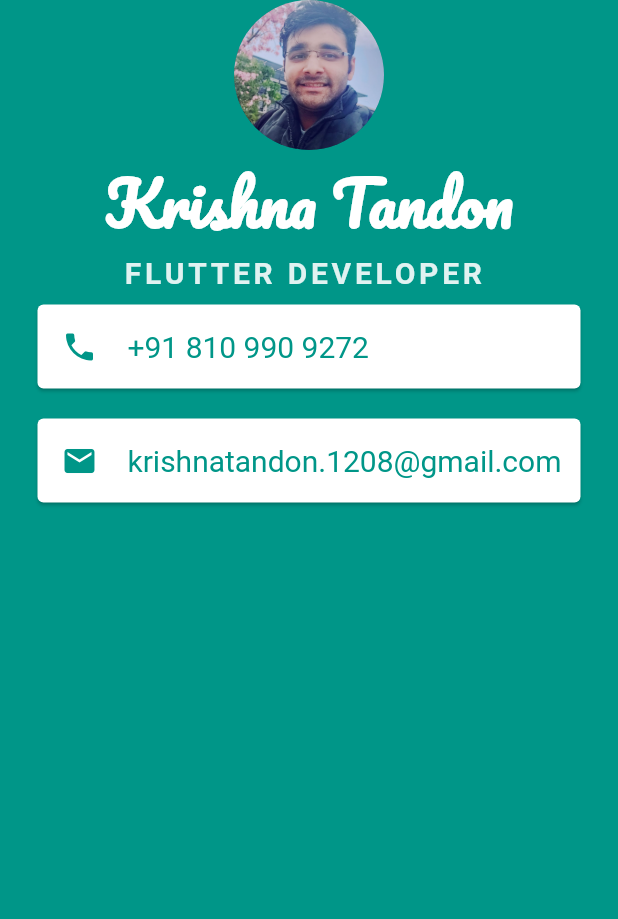
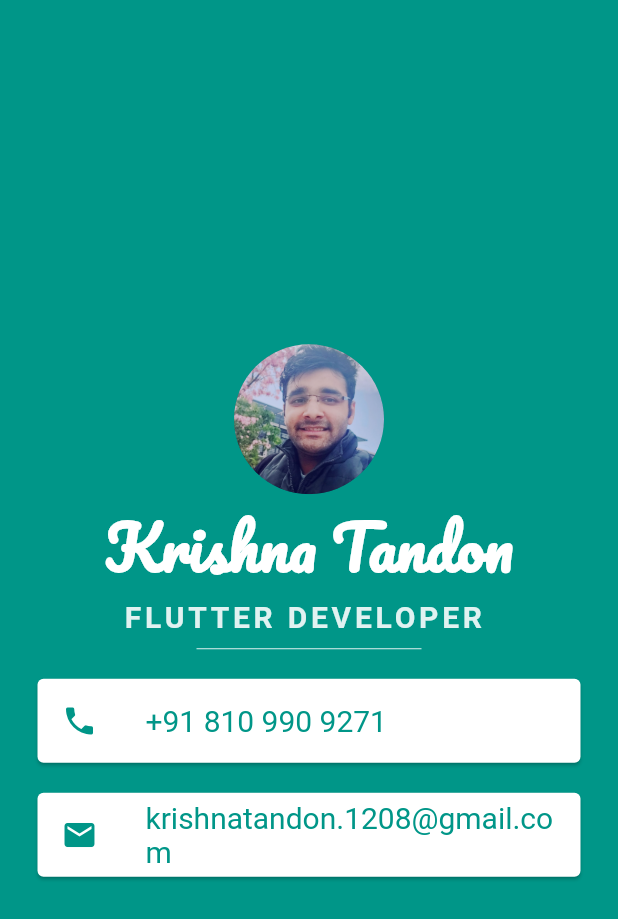
Before and after one commit to AlexeyNovichenko/flutterUniverse, a Flutter app: the screen it shows after launch, on a phone screen of 412 x 824 dp. Shown: the top 919 px of the screen. Run offline on Flutter 3.47's test engine with Material 2 defaults, Android fonts, the phone set to English and light mode, and no system bars; Roboto replaces fonts that are missing (Source Sans Pro).

Commit message:
Added ListTile widget and Divider Widget

```diff
--- a/miCardApp/lib/main.dart
+++ b/miCardApp/lib/main.dart
@@ -20,6 +20,7 @@ class MyApp extends StatelessWidget {
         // ),
         body: SafeArea(
           child: Column(
+            mainAxisAlignment: MainAxisAlignment.center,
             children: <Widget>[
               CircleAvatar(
                 radius: 50.0,
@@ -45,6 +46,13 @@ class MyApp extends StatelessWidget {
                   fontWeight: FontWeight.bold
                 ),
               ),
+              SizedBox(
+                width: 150.0,
+                height: 20.0,
+                child: Divider(
+                  color: Colors.teal[50],
+                )
+              ),
               Card(
                 color: Colors.white,
                 //Use margin to add space from other widgets (space outside Container)
@@ -54,52 +62,37 @@ class MyApp extends StatelessWidget {
                 //Adding a container bought the entire content in the center of the screen as Container widget
                 // with no child occupies the maximum space.
                 child: Padding(
-                  padding: const EdgeInsets.all(16.0),
-                  child: Row(
-                    children: <Widget>[
-                      Icon(
+                  padding: const EdgeInsets.all(.0),
+                  child: ListTile(
+                    leading: Icon(
                       Icons.phone,
-                        color: Colors.teal
+                      color: Colors.teal,
                     ),
-                      SizedBox(
-                        width: 20.0,
-                      ),
-                      Text(
-                        "+91 810 990 9272",
+                    title: Text("+91 810 990 9271",
                       style: TextStyle(
                         color: Colors.teal,
                         fontFamily: "Source Sans Pro",
                         fontSize: 20.0,
+                      ),
+                    ),
                   )
-                      ),
-                    ],
-                  ),
                 ),
               ),
               Card(
                 color: Colors.white,
                 margin: EdgeInsets.symmetric(vertical: 10.0, horizontal: 25.0),
                 //padding: EdgeInsets.all(10.0),
-                child: Padding(
-                  padding: const EdgeInsets.all(16.0),
-                  child: Row(
-                    children: <Widget>[
-                      Icon(
+                child: ListTile(
+                  leading: const Icon(
                     Icons.email,
                     color: Colors.teal,
                   ),
-                      SizedBox(
-                        width: 20.0,
+                  title: const Text("krishnatandon.1208@gmail.com",
+                    style: TextStyle(
+                      color: Colors.teal,
+                      fontFamily: "Source Sans Pro",
+                      fontSize: 20.0
                     ),
-                      Text(
-                        "krishnatandon.1208@gmail.com",
-                        style: TextStyle(
-                          fontFamily: "Source Sans Pro",
-                          fontSize: 20.0,
-                          color: Colors.teal,
-                        ),
-                      ),
-                    ],
                   ),
                 )
               ),
```
Lines whose indentation alone changed are shown as unchanged.
